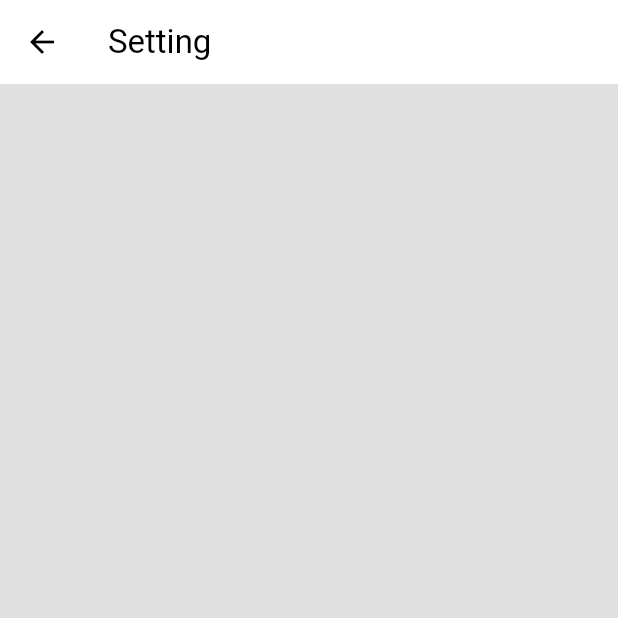
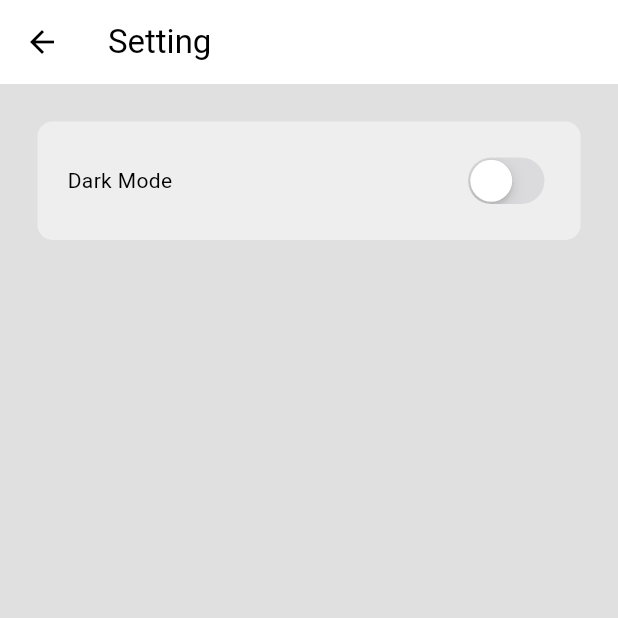
Before and after one commit to SumanShrestha14/flutter-chat-app, a Flutter app: the screen it shows once a user with an empty profile is signed in, in the side drawer, after a tap on "S E T T I N G S", on a phone screen of 412 x 824 dp, the top half of it. Run offline on Flutter 3.47's test engine with Material 3 defaults, Android fonts, the phone set to English and light mode, and no system bars; our stand-ins replace cloud_firestore, firebase_auth, firebase_core; accounts and stored records are empty.

Commit message:
07 :: light mode dark mode using Providers

```diff
--- a/lib/features/chat/chat_services.dart
+++ b/lib/features/chat/chat_services.dart
@@ -1,5 +1,6 @@
 import 'package:cloud_firestore/cloud_firestore.dart';
 import 'package:firebase_auth/firebase_auth.dart';
+import 'package:flutter/foundation.dart';
 import 'package:flutter_chat_app/models/message.dart';
 
 class ChatServices {
@@ -14,7 +15,7 @@ class ChatServices {
         .snapshots()
         .handleError((error) {
           // Log error or return empty list
-          print('Error fetching users: $error');
+          debugPrint('Error fetching users: $error');
         })
         .map((snapshot) {
           return snapshot.docs.map((doc) {
--- a/lib/main.dart
+++ b/lib/main.dart
@@ -2,12 +2,18 @@ import 'package:firebase_core/firebase_core.dart';
 import 'package:flutter/material.dart';
 import 'package:flutter_chat_app/features/auth/auth_gate.dart';
 import 'package:flutter_chat_app/firebase_options.dart';
-import 'package:flutter_chat_app/theme/light_mode.dart';
+import 'package:flutter_chat_app/theme/theme_provider.dart';
+import 'package:provider/provider.dart';
 
 void main() async {
   WidgetsFlutterBinding.ensureInitialized();
   await Firebase.initializeApp(options: DefaultFirebaseOptions.currentPlatform);
-  runApp(const MyApp());
+  runApp(
+    ChangeNotifierProvider(
+      create: (context) => ThemeProvider(),
+      child: const MyApp(),
+    ),
+  );
 }
 
 class MyApp extends StatelessWidget {
@@ -19,7 +25,7 @@ class MyApp extends StatelessWidget {
       debugShowCheckedModeBanner: false,
       title: "Chat App",
       home: const AuthGate(),
-      theme: lightMode,
+      theme: Provider.of<ThemeProvider>(context).themeData,
     );
   }
 }
--- a/lib/pages/settings_page.dart
+++ b/lib/pages/settings_page.dart
@@ -1,13 +1,46 @@
+import 'package:flutter/cupertino.dart';
 import 'package:flutter/material.dart';
+import 'package:flutter_chat_app/theme/theme_provider.dart';
+import 'package:provider/provider.dart';
 
-class SettingsPage extends StatelessWidget {
+class SettingsPage extends StatefulWidget {
   const SettingsPage({super.key});
 
+  @override
+  State<SettingsPage> createState() => _SettingsPageState();
+}
+
+class _SettingsPageState extends State<SettingsPage> {
   @override
   Widget build(BuildContext context) {
     return Scaffold(
       backgroundColor: Theme.of(context).scaffoldBackgroundColor,
       appBar: AppBar(title: Text("Setting")),
+      body: Container(
+        decoration: BoxDecoration(
+          color: Theme.of(context).colorScheme.secondary,
+          borderRadius: BorderRadius.circular(10),
+        ),
+        margin: EdgeInsets.all(25),
+        padding: EdgeInsets.all(20),
+
+        child: Row(
+          mainAxisAlignment: MainAxisAlignment.spaceBetween,
+          children: [
+            Text("Dark Mode"),
+            CupertinoSwitch(
+              value: Provider.of<ThemeProvider>(
+                context,
+                listen: false,
+              ).isDarkMode,
+              onChanged: (value) => Provider.of<ThemeProvider>(
+                context,
+                listen: false,
+              ).toggleTheme(),
+            ),
+          ],
+        ),
+      ),
     );
   }
 }
--- a/lib/theme/dark_mode.dart
+++ b/lib/theme/dark_mode.dart
@@ -0,0 +1,11 @@
+import 'package:flutter/material.dart';
+
+final ThemeData darkMode = ThemeData(
+  colorScheme: ColorScheme.dark(
+    primary: Colors.grey.shade600,
+    secondary: Colors.grey.shade700,
+    tertiary: Colors.grey.shade800,
+    inversePrimary: Colors.grey.shade300,
+  ),
+  scaffoldBackgroundColor: Colors.grey.shade900,
+);
--- /dev/null
+++ b/lib/theme/theme_provider.dart
@@ -0,0 +1,21 @@
+import 'package:flutter/material.dart';
+import 'package:flutter_chat_app/theme/dark_mode.dart';
+import 'package:flutter_chat_app/theme/light_mode.dart';
+
+class ThemeProvider extends ChangeNotifier {
+  ThemeData _themeData = lightMode;
+  ThemeData get themeData => _themeData;
+  bool get isDarkMode => _themeData == darkMode;
+  set themeData(ThemeData themeData) {
+    _themeData = themeData;
+    notifyListeners();
+  }
+
+  void toggleTheme() {
+    if (_themeData == lightMode) {
+      _themeData = darkMode;
+    } else {
+      _themeData = lightMode;
+    }
+  }
+}
--- a/pubspec.yaml
+++ b/pubspec.yaml
@@ -37,6 +37,7 @@ dependencies:
   firebase_core: ^4.2.1
   firebase_auth: ^6.1.2
   cloud_firestore: ^6.1.0
+  provider: ^6.1.5+1
 
 dev_dependencies:
   flutter_test:
```
Also changed, not shown: pubspec.lock.
